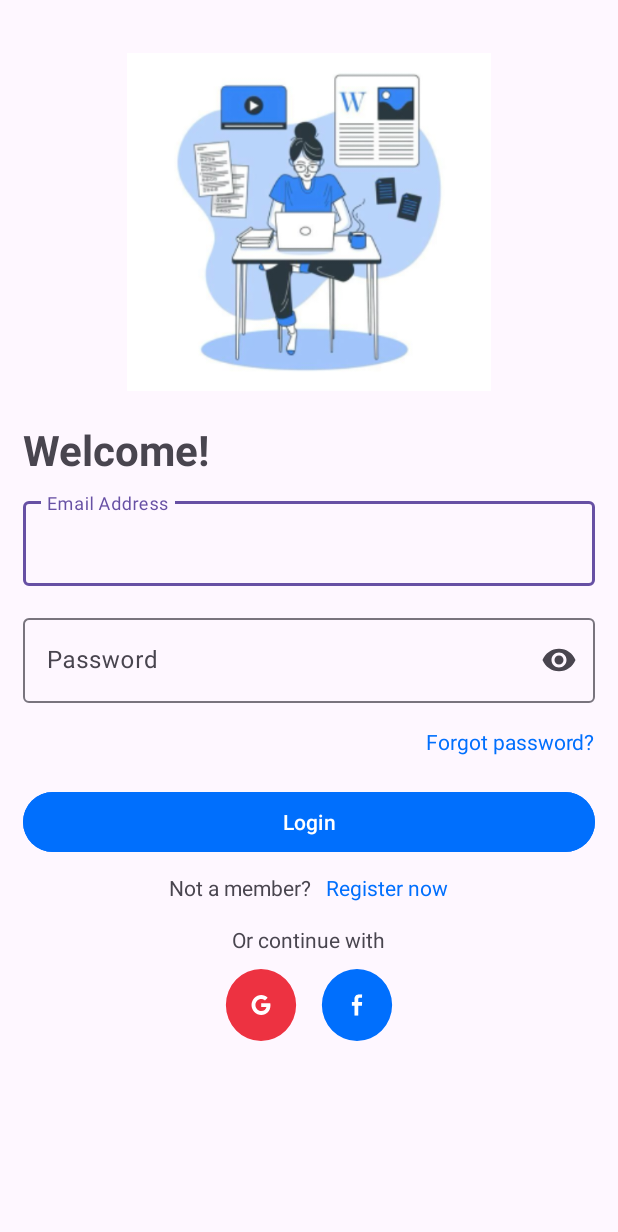
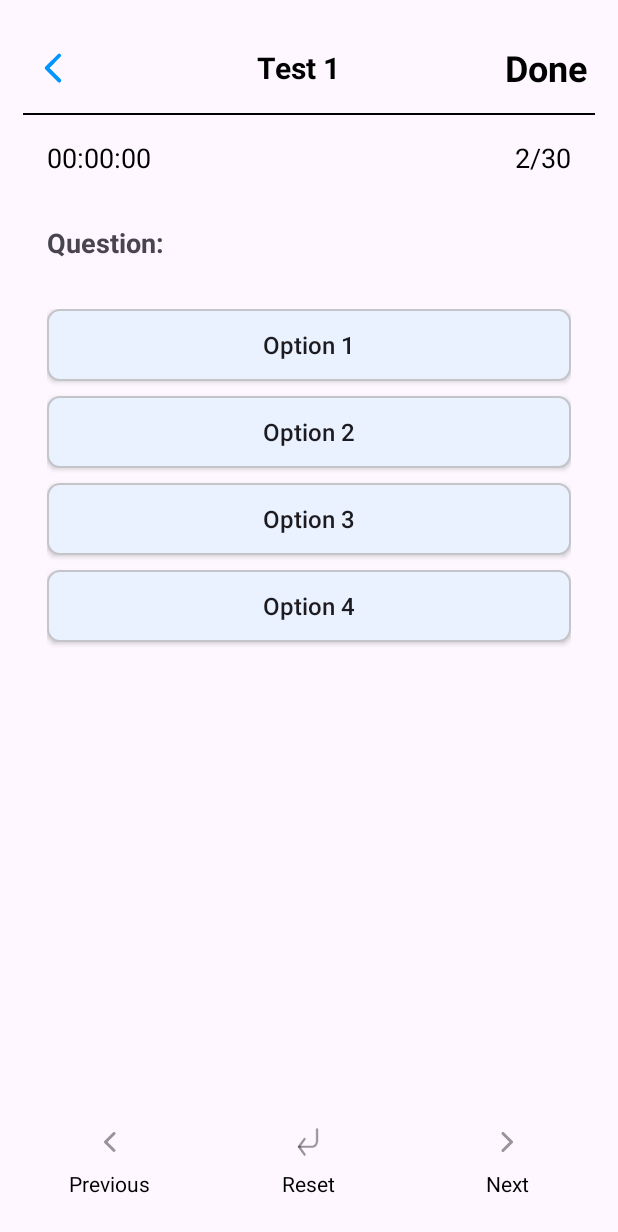
Before and after one commit to VanAnh-13/AppPracticeTestHaui, an Android app: the screen it shows after launch (MainActivity), after a tap on "Login", on a phone screen of 412 x 824 dp. Shown: the top 1232 px of the screen. Run offline under Robolectric (Android 15) with nearby library versions, the light colour scheme and no system bars.

Commit message:
fix: test fragment

```diff
--- a/app/src/main/java/com/example/nonameapp/data/repository/QuestionRepository.kt
+++ b/app/src/main/java/com/example/nonameapp/data/repository/QuestionRepository.kt
@@ -20,11 +20,11 @@ class QuestionRepository(
         }
     }
 
-    suspend fun getQuestionsT(
+    suspend fun getTestById(
         testId: String
     ): DataState<ApiResponse<QuestionsTResponse>> {
         return getResult {
-            apiService.getTestByTestId(testId)
+            apiService.getTestById(testId)
         }
     }
 }
--- a/app/src/main/java/com/example/nonameapp/data/source/network/ApiService.kt
+++ b/app/src/main/java/com/example/nonameapp/data/source/network/ApiService.kt
@@ -31,5 +31,5 @@ interface ApiService {
     ): ApiResponse<QuestionsResponse>
 
     @GET("/api/v1/tests")
-    suspend fun getTestByTestId(@Header("_id") testId: String): ApiResponse<QuestionsTResponse>
+    suspend fun getTestById(@Header("_id") testId: String): ApiResponse<QuestionsTResponse>
 }
--- a/app/src/main/java/com/example/nonameapp/model/QuestionT.kt
+++ b/app/src/main/java/com/example/nonameapp/model/QuestionsT.kt
@@ -1,6 +1,6 @@
 package com.example.nonameapp.model
 
-data class QuestionT(
+data class QuestionsT(
     val _id: String,
     val content: String,
     val answers: List<String>,
--- a/app/src/main/java/com/example/nonameapp/model/Test.kt
+++ b/app/src/main/java/com/example/nonameapp/model/Test.kt
@@ -4,7 +4,7 @@ data class Test (
     val _id: String,
     val name: String,
     val duration: Int,
-    val questions: List<QuestionT>,
+    val questions: List<QuestionsT>,
     val subject: String,
     val createdAt: String,
     val updatedAt: String,
--- a/app/src/main/java/com/example/nonameapp/response/QuestionsTResponse.kt
+++ b/app/src/main/java/com/example/nonameapp/response/QuestionsTResponse.kt
@@ -1,6 +1,7 @@
 package com.example.nonameapp.response
 
-import com.example.nonameapp.model.QuestionT
+import com.example.nonameapp.model.QuestionsT
 data class QuestionsTResponse (
-    val questions: List<QuestionT>
+    val name : String,
+    val questions: List<QuestionsT>
 )
--- a/app/src/main/java/com/example/nonameapp/ui/LoginFragment.kt
+++ b/app/src/main/java/com/example/nonameapp/ui/LoginFragment.kt
@@ -5,6 +5,8 @@ import com.example.nonameapp.R
 import com.example.nonameapp.base.BaseFragment
 import com.example.nonameapp.databinding.FragmentLoginBinding
 import android.content.Context
+import android.content.Intent
+import android.text.TextUtils.replace
 import androidx.lifecycle.ViewModelProvider
 import com.example.nonameapp.request.LoginRequest
 
@@ -45,6 +47,14 @@ class LoginFragment : BaseFragment<FragmentLoginBinding>(FragmentLoginBinding::i
             transaction.replace(R.id.fragmentContainer, RegisterFragment())
             transaction.addToBackStack(null)
             transaction.commit()
+        }
+    // check
+        binding.loginButton.setOnClickListener {
+            requireActivity()
+                .supportFragmentManager
+                .beginTransaction()
+                .replace(R.id.fragmentContainer, TestFragment())
+                .commit()
         }
     }
 
--- a/app/src/main/java/com/example/nonameapp/ui/TestFragment.kt
+++ b/app/src/main/java/com/example/nonameapp/ui/TestFragment.kt
@@ -1,28 +1,81 @@
 package com.example.nonameapp.ui
 
+import android.view.View
+import androidx.lifecycle.ViewModel
 import androidx.lifecycle.ViewModelProvider
+import androidx.navigation.fragment.findNavController
+import com.example.nonameapp.R
 import com.example.nonameapp.base.BaseFragment
 import com.example.nonameapp.databinding.FragmentTestBinding
+import com.example.nonameapp.model.Question
+import com.example.nonameapp.model.QuestionsT
+import com.example.nonameapp.model.Test
 
 class TestFragment :
     BaseFragment<FragmentTestBinding>(FragmentTestBinding::inflate) {
-
     override val viewModel: TestViewModel
         get() = ViewModelProvider(this)[TestViewModel::class.java]
 
+    private lateinit var listQuestionsT: List<QuestionsT>
+    private var currentQuestionTIndex = 0
+
+    private val testId = "6691d7be91302747725eecc0"
+
+
+
     override fun initData() {
-        TODO("Not yet implemented")
+        viewModel.getQuestionsT(testId)
     }
 
     override fun bindData() {
-        TODO("Not yet implemented")
+
     }
 
     override fun observeData() {
-        TODO("Not yet implemented")
+        // Quan sát tên bài test
+        viewModel.testName.observe(viewLifecycleOwner) { testName ->
+            binding.txtTestName.text = testName
+        }
+
+        // Quan sát danh sách câu hỏi
+        viewModel.questions.observe(viewLifecycleOwner) { questions ->
+            listQuestionsT = questions
+            if (listQuestionsT.isNotEmpty()) {
+                displayQuestion(listQuestionsT[currentQuestionTIndex])
+            }
+        }
+
+        // Quan sát lỗi nếu có
+        viewModel.error.observe(viewLifecycleOwner) { error ->
+            // Xử lý lỗi
+        }
     }
 
     override fun setOnClick() {
-        TODO("Not yet implemented")
+        binding.icArrowBack.setOnClickListener {
+            // Quay lại màn hình Home
+//            findNavController().popBackStack()
+        }
+
+        binding.textDone.setOnClickListener {
+            // Chuyển đến TestResultFragment
+//            findNavController().navigate(R.id.action_testFragment_to_testResultFragment)
+        }
+
+        binding.btnNext.setOnClickListener {
+            // Hiển thị câu hỏi tiếp theo
+            if (currentQuestionTIndex < listQuestionsT.size - 1) {
+                currentQuestionTIndex++
+                displayQuestion(listQuestionsT[currentQuestionTIndex])
+            }
+        }
+    }
+
+    private fun displayQuestion(question: QuestionsT) {
+        binding.tvQuestion.text = question.content
+        binding.answer1.text = question.answers.getOrNull(0)
+        binding.answer2.text = question.answers.getOrNull(1)
+        binding.answer3.text = question.answers.getOrNull(2)
+        binding.answer4.text = question.answers.getOrNull(3)
     }
 }
--- a/app/src/main/java/com/example/nonameapp/ui/TestViewModel.kt
+++ b/app/src/main/java/com/example/nonameapp/ui/TestViewModel.kt
@@ -6,23 +6,28 @@ import androidx.lifecycle.MutableLiveData
 import com.example.nonameapp.base.BaseViewModel
 import com.example.nonameapp.data.repository.QuestionRepository
 import com.example.nonameapp.data.source.network.RetrofitClient
-import com.example.nonameapp.model.Question
-import com.example.nonameapp.model.QuestionT
+import com.example.nonameapp.model.QuestionsT
 
 class TestViewModel: BaseViewModel() {
     private val questionRepository = QuestionRepository(RetrofitClient.apiService)
 
-    private val _questions = MutableLiveData<List<QuestionT>>()
-    val questions: LiveData<List<QuestionT>> get() = _questions
+
+    private val _questions = MutableLiveData<List<QuestionsT>>()
+    val questions: LiveData<List<QuestionsT>> get() = _questions
+
+    private val _testName = MutableLiveData<String>()
+    val testName: LiveData<String> get() = _testName
 
     private val _error = MutableLiveData<String>()
     val error: LiveData<String> get() = _error
+
     fun getQuestionsT(testId: String) {
         executeTask(
             request = {
-                questionRepository.getQuestionsT(testId)
+                questionRepository.getTestById(testId)
             },
             onSuccess = {
+                _testName.postValue(it.data.name)
                 _questions.postValue(it.data.questions)
                 Log.d("TestViewModel", "getQuestionsT: ${it.data}")
             },
--- a/app/src/main/res/layout/fragment_test.xml
+++ b/app/src/main/res/layout/fragment_test.xml
@@ -19,6 +19,7 @@
             android:src="@drawable/ic_arrow_left_blue" />
 
         <TextView
+            android:id="@+id/txtTestName"
             android:layout_width="0dp"
             android:layout_height="wrap_content"
             android:layout_weight="1"
@@ -141,10 +142,10 @@
     </LinearLayout>
 
     <!-- Divider line -->
-    <View
-        android:layout_width="match_parent"
-        android:layout_height="1dp"
-        android:background="@android:color/black" />
+<!--    <View-->
+<!--        android:layout_width="match_parent"-->
+<!--        android:layout_height="1dp"-->
+<!--        android:background="@android:color/black" />-->
 
     <!-- Navigation buttons: Previous, Reset, Next -->
     <LinearLayout
@@ -203,6 +204,7 @@
 
         <!-- Next button -->
         <LinearLayout
+            android:id="@+id/btnNext"
             android:layout_width="0dp"
             android:layout_height="wrap_content"
             android:layout_marginStart="16dp"
```
Also changed, not shown: app/src/main/java/com/example/nonameapp/response/RegisterResponse.kt (+5 -4 lines).
